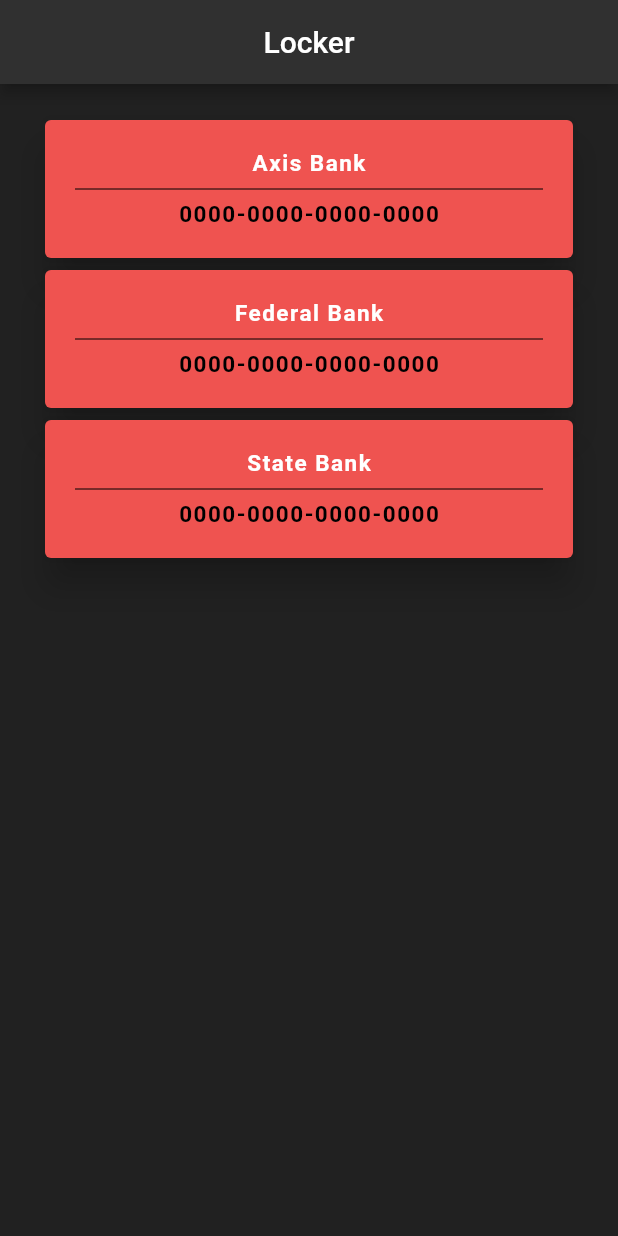
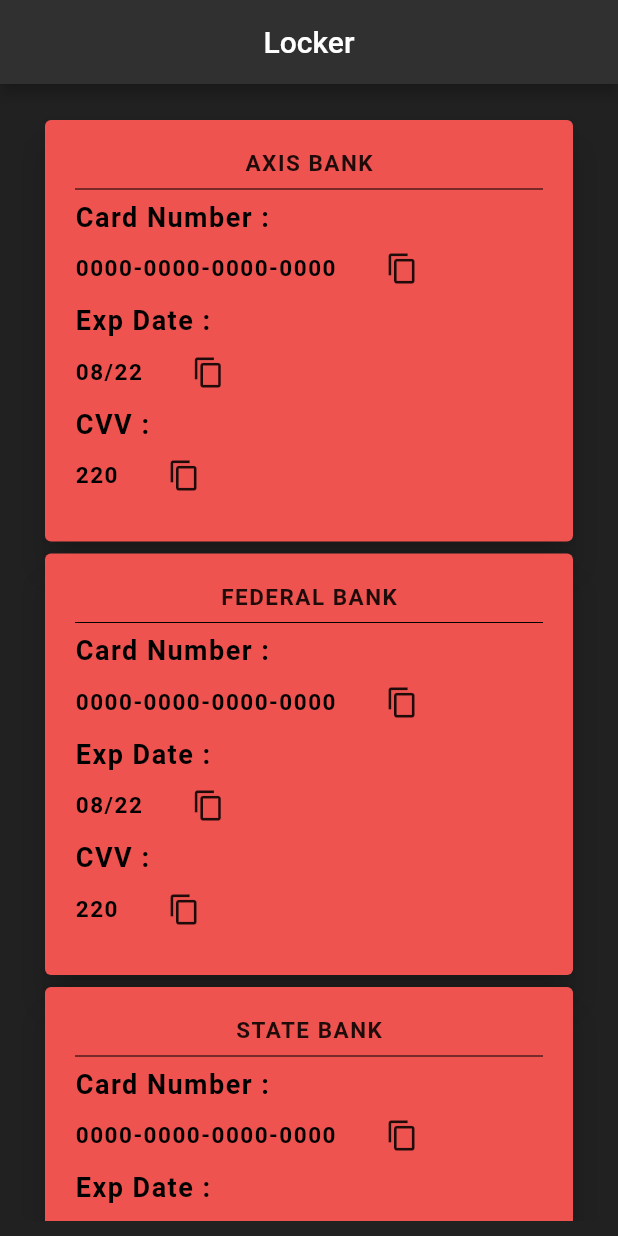
Before and after one commit to vishnu-vr/flutter_sample, a Flutter app: the screen it shows after launch, on a phone screen of 412 x 824 dp. Run offline on Flutter 3.47's test engine with Material 2 defaults, Android fonts, the phone set to English and light mode, and no system bars.

Commit message:
atm layout v1 complete

```diff
--- a/lib/main.dart
+++ b/lib/main.dart
@@ -31,9 +31,9 @@ class _HomeState extends State<Home> {
         padding: EdgeInsets.fromLTRB(10.0, 20.0, 10.0, 10.0),
         child: ListView(
           children: [
-            AtmCard("Axis Bank", "0000-0000-0000-0000"),
-            AtmCard("Federal Bank", "0000-0000-0000-0000"),
-            AtmCard("State Bank", "0000-0000-0000-0000"),
+            AtmCard("Axis Bank", "0000-0000-0000-0000", "08/22", "220"),
+            AtmCard("Federal Bank", "0000-0000-0000-0000", "08/22", "220"),
+            AtmCard("State Bank", "0000-0000-0000-0000", "08/22", "220"),
           ],
         ),
       ),
@@ -44,7 +44,9 @@ class _HomeState extends State<Home> {
 class AtmCard extends StatelessWidget {
   final String bankName;
   final String cardNumber;
-  AtmCard(this.bankName, this.cardNumber);
+  final String expDate;
+  final String cvv;
+  AtmCard(this.bankName, this.cardNumber, this.expDate, this.cvv);
 
   @override
   Widget build(BuildContext context) {
@@ -57,21 +59,57 @@ class AtmCard extends StatelessWidget {
         child: Padding(
           padding: EdgeInsets.all(20.0),
           child: Center(
-            child: Column(children: [
+            child: Column(
+              // crossAxisAlignment: CrossAxisAlignment.start,
+              children: [
                 Text(
-                this.bankName,
+                  this.bankName.toUpperCase(),
                   style: TextStyle(
                     letterSpacing: 1.0,
                     fontWeight: FontWeight.bold,
                     fontSize: 15.0,
-                  color: Colors.white,
+                    color: Colors.black87,
                   ),
                 ),
-              Divider(
+                Divider(color: Colors.black),
+                AtmCardInsideInfo("Card Number", this.cardNumber),
+                AtmCardInsideInfo("Exp Date", this.expDate),
+                AtmCardInsideInfo("CVV", this.cvv),
+              ],
+            ),
+          ),
+        ),
+      ),
+    );
+  }
+}
+
+// ignore: must_be_immutable
+class AtmCardInsideInfo extends StatelessWidget {
+  final String holderName;
+  final String holderInfo;
+  AtmCardInsideInfo(this.holderName, this.holderInfo);
+  @override
+  Widget build(BuildContext context) {
+    return Container(
+      child: Column(
+        crossAxisAlignment: CrossAxisAlignment.start,
+        children: [
+          Text(
+            this.holderName + " :",
+            style: TextStyle(
+              letterSpacing: 1.0,
+              fontWeight: FontWeight.bold,
+              fontSize: 18.0,
               color: Colors.black,
             ),
+          ),
+          // SizedBox(height: 1.0),
+          Row(
+            mainAxisAlignment: MainAxisAlignment.start,
+            children: [
               Text(
-                this.cardNumber,
+                this.holderInfo,
                 style: TextStyle(
                   letterSpacing: 1.0,
                   fontWeight: FontWeight.bold,
@@ -79,9 +117,13 @@ class AtmCard extends StatelessWidget {
                   color: Colors.black,
                 ),
               ),
-            ]),
+              FlatButton(
+                onPressed: () => {print("copy to clipboard")},
+                child: Icon(Icons.content_copy, size: 22.0),
+              )
+            ],
           ),
-        ),
+        ],
       ),
     );
   }
```
Lines whose indentation alone changed are shown as unchanged.
